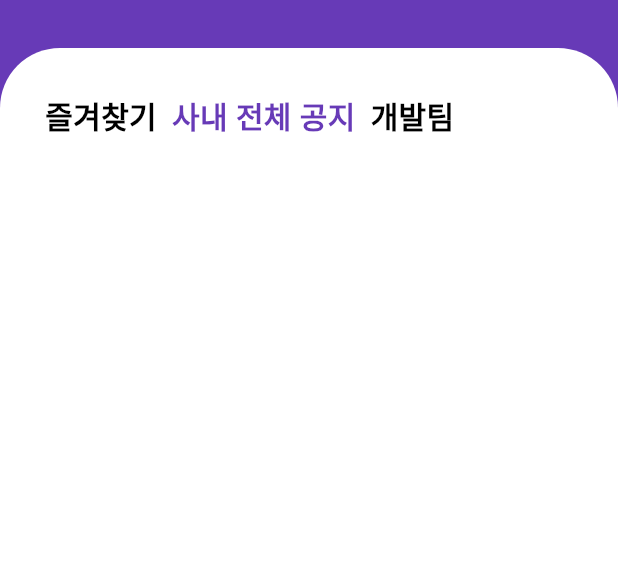
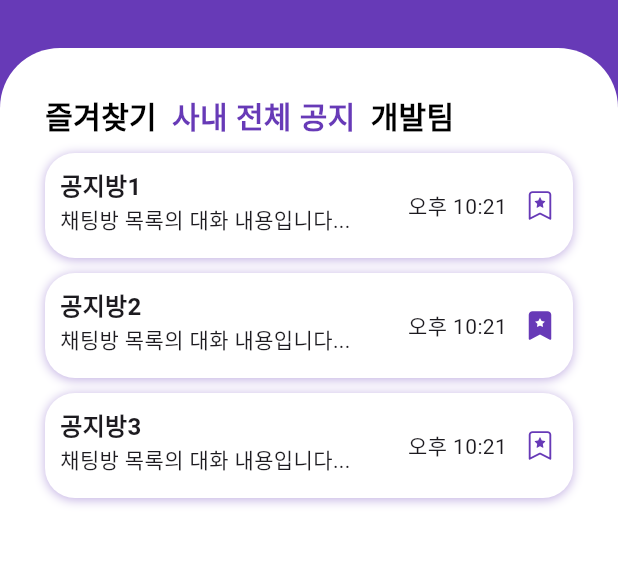
Before and after one commit to kimdo123/ConnexChat, a Flutter app: the ChatScreen screen opened directly, after a tap on "사내 전체 공지", on a phone screen of 412 x 824 dp, the part 102-668 px from its top. Run offline on Flutter 3.47's test engine with Material 3 defaults, Android fonts, the phone set to English and light mode, and no system bars; our stand-ins replace flutter_svg, shared_preferences; accounts and stored records are empty; network calls fail.

Commit message:
나가기 setstate 전

```diff
--- /dev/null
+++ b/devtools_options.yaml
@@ -0,0 +1,3 @@
+description: This file stores settings for Dart & Flutter DevTools.
+documentation: https://docs.flutter.dev/tools/devtools/extensions#configure-extension-enablement-states
+extensions:
--- a/lib/app/state.dart
+++ b/lib/app/state.dart
@@ -6,7 +6,16 @@ String token = '';
 String username = '';
 
 List<EmpListDTO> empList = [];
-List<Widget> bookmarkChatList = [];
-List<Widget> allChatList = [];
+
+Map<String, bool> allChatRoomMap = {
+  "공지방1": false,
+  "공지방2": true,
+  "공지방3": false,
+};
+
+// 전체 채팅방 (전체공지) 이름들
+late List<String>allRooms;
+
 List<Widget> developmentChatList = [];
+
 int chatInt = 0;
--- a/lib/controllers/c_user.dart
+++ b/lib/controllers/c_user.dart
@@ -64,7 +64,7 @@ class UserController {
   }
 
   static Future<bool> postCreatChat(
-    TextEditingController title,
+    String title,
     List<int> list,
     String prefsToken,
   ) async {
@@ -74,7 +74,7 @@ class UserController {
       Uri.parse('$API_URL/chatrooms/create'),
       headers: headersWithToken,
       body: jsonEncode({
-        'roomName': title.text,
+        'roomName': title,
         'participants': list,
       }),
     );
--- a/lib/views/chat/s_chat.dart
+++ b/lib/views/chat/s_chat.dart
@@ -1,4 +1,5 @@
-import 'package:connex_chat/views/chat/w_dialog.dart';
+import 'package:connex_chat/views/chat/w_create_chat_dialog.dart';
+import 'package:connex_chat/views/chat/w_edit_chat_dialog.dart';
 import 'package:flutter/cupertino.dart';
 
 import '../../app/core.dart';
@@ -17,6 +18,15 @@ class _ChatScreenState extends State<ChatScreen> {
 
   @override
   Widget build(BuildContext context) {
+    allRooms = allChatRoomMap.keys.toList();
+    // 전체 중에 즐겨찾기 된거 찾기
+    // .entries : Map에 (key,value) 하나씩 꺼내기
+    // .where : (key,value) 받아서 value 가 true인지 확인
+    // .map : true 면 key(방이름) 가져오기
+    final bookMarkRooms = allChatRoomMap.entries
+        .where((e) => e.value == true)
+        .map((e) => e.key)
+        .toList();
     return Scaffold(
       backgroundColor: Colors.deepPurple,
       body: SafeArea(
@@ -30,7 +40,7 @@ class _ChatScreenState extends State<ChatScreen> {
                   width: MediaQuery.of(context).size.width,
                   height: 100,
                   child: Padding(
-                    padding: EdgeInsetsGeometry.all(20),
+                    padding: EdgeInsets.all(20),
                     child: Row(
                       children: [
                         SizedBox(width: 10),
@@ -45,17 +55,16 @@ class _ChatScreenState extends State<ChatScreen> {
                         Expanded(child: SizedBox()),
                         GestureDetector(
                           onTap: () async {
-                            // await 해서 pop 할때 true false 값 받기
-                            result = await showDialog(
+                            // await 해서 pop 할때 넘어오는 값 받기
+                            String? result = await showDialog(
                               context: context,
-                              builder: (context) => DialogWidget(),
+                              builder: (context) => CreateChatDialogWidget(),
                             );
-                            if (result ?? false) {
-                              setState(() {
-                                // 데이터 전체를 바꾸면 새로고침 해줌.
-                                allChatList = List.from(allChatList);
-                              });
+                            if (result != null) {
+                              allChatRoomMap[result] = false;
+                              setState(() {});
                             }
+                            // TODO 채팅방 생성하기
                           },
                           child: Utils.svgFromAsset(
                             'chat_plus',
@@ -78,78 +87,45 @@ class _ChatScreenState extends State<ChatScreen> {
                     child: Align(
                       alignment: Alignment.topCenter,
                       child: Padding(
-                        padding: EdgeInsetsGeometry.all(30),
+                        padding: EdgeInsets.all(30),
                         child: Column(
                           crossAxisAlignment: CrossAxisAlignment.start,
                           children: [
                             Row(
                               spacing: 10,
                               children: [
-                                GestureDetector(
-                                  onTap: () {
-                                    setState(() {
-                                      channel = 0;
-                                    });
-                                  },
-                                  child: Text(
-                                    '즐겨찾기',
-                                    style: TextStyle(
-                                      fontWeight: FontWeight.bold,
-                                      fontSize: 20,
-                                      color: channel == 0
-                                          ? Colors.deepPurple
-                                          : Colors.black,
-                                    ),
-                                  ),
-                                ),
-                                GestureDetector(
-                                  onTap: () {
-                                    setState(() {
-                                      channel = 1;
-                                    });
-                                  },
-                                  child: Text(
-                                    '사내 전체 공지',
-                                    style: TextStyle(
-                                      fontWeight: FontWeight.bold,
-                                      fontSize: 20,
-                                      color: channel == 1
-                                          ? Colors.deepPurple
-                                          : Colors.black,
-                                    ),
-                                  ),
-                                ),
-                                GestureDetector(
-                                  onTap: () {
-                                    setState(() {
-                                      channel = 2;
-                                    });
-                                  },
-                                  child: Text(
-                                    '개발팀',
-                                    style: TextStyle(
-                                      fontWeight: FontWeight.bold,
-                                      fontSize: 20,
-                                      color: channel == 2
-                                          ? Colors.deepPurple
-                                          : Colors.black,
-                                    ),
-                                  ),
-                                ),
+                                _sectionTap(0, '즐겨찾기'),
+                                _sectionTap(1, '사내 전체 공지'),
+                                _sectionTap(2, '개발팀'),
                               ],
                             ),
                             SizedBox(
                               height: 500,
                               child: [
+                                // 즐겨찾기 채팅 방
                                 ListView.builder(
-                                  itemBuilder: (context, index) =>
-                                      bookmarkChatList[index],
-                                  itemCount: bookmarkChatList.length,
+                                  itemBuilder: (context, index) {
+                                    return ChatRoomWidget(
+                                      roomname: bookMarkRooms[index],
+                                      isBookmarked: true,
+                                      toggleBookmark: toggleBookmark,
+                                    );
+                                  },
+                                  itemCount: bookMarkRooms.length,
                                 ),
+
+                                // 전체 채팅 방
                                 ListView.builder(
-                                  itemBuilder: (context, index) =>
-                                      allChatList[index],
-                                  itemCount: allChatList.length,
+                                  itemBuilder: (context, index) {
+                                    final roomnameList = allRooms[index];
+                                    return ChatRoomWidget(
+                                      roomname: allRooms[index],
+                                      isBookmarked:
+                                          allChatRoomMap[roomnameList]!,
+                                      toggleBookmark: toggleBookmark,
+                                    );
+                                  },
+                                  itemCount: allRooms.length,
                                 ),
                                 // TODO 삭제
                                 ListView(children: developmentChatList),
@@ -168,25 +144,72 @@ class _ChatScreenState extends State<ChatScreen> {
       ),
     );
   }
+
+  Widget _sectionTap(int index, String title) {
+    return GestureDetector(
+      onTap: () {
+        setState(() {
+          channel = index;
+        });
+      },
+      child: Text(
+        title,
+        style: TextStyle(
+          fontWeight: FontWeight.bold,
+          fontSize: 20,
+          color: channel == index ? Colors.deepPurple : Colors.black,
+        ),
+      ),
+    );
+  }
+
+  void toggleBookmark(String roomname) {
+    allChatRoomMap[roomname] = !(allChatRoomMap[roomname]!);
+    setState(() {});
+  }
 }
 
-class ChatRoomWidget extends StatelessWidget {
+class ChatRoomWidget extends StatefulWidget {
   final String? roomname;
-  final VoidCallback isBookmark;
+  final bool isBookmarked;
+  final Function toggleBookmark;
 
   const ChatRoomWidget({
     super.key,
     this.roomname,
-    required this.isBookmark,
+    required this.isBookmarked,
+    required this.toggleBookmark,
   });
 
+  @override
+  State<ChatRoomWidget> createState() => _ChatRoomWidgetState();
+}
+
+class _ChatRoomWidgetState extends State<ChatRoomWidget> {
   @override
   Widget build(BuildContext context) {
     return Padding(
       padding: EdgeInsets.only(top: 10),
       child: GestureDetector(
+        // 채팅방 수정
+        onLongPress: () async {
+          log('채팅방 수정');
+          final bool? isEdited = await showDialog(
+            context: context,
+            builder: (context) => EditChatDialogWidget(
+              roomname: widget.roomname ?? '채팅방 이름',
+            ),
+          );
+          if (isEdited != null && isEdited) {
+            allChatRoomMap.remove(widget.roomname);
+            Navigator.pop(context);
+          } else {
+            log('채팅방이 삭제되지 않음');
+          }
+        },
+        // 채팅방 들어가기
         onTap: () {
-          // TODO API 채팅방
+          // TODO API 채팅방 입장
           log('채팅방 들어가기');
           Navigator.pushNamed(context, '/chatting_room');
         },
@@ -210,30 +233,29 @@ class ChatRoomWidget extends StatelessWidget {
                 Column(
                   crossAxisAlignment: CrossAxisAlignment.start,
                   children: [
-                    // TODO API 채팅방 이름
                     Text(
-                      roomname ?? '채팅방 이름',
+                      widget.roomname ?? '채팅방 이름',
                       style: TextStyle(
                         fontWeight: FontWeight.bold,
                         fontSize: 16,
                       ),
                     ),
-                    // TODO API 채팅방 대화 목록
                     Text('채팅방 목록의 대화 내용입니다...'),
                   ],
                 ),
                 Spacer(),
-                // TODO API 시간
                 Text('오후 10:21'),
                 SizedBox(width: 10),
                 GestureDetector(
                   onTap: () {
-                    isBookmark();
-                    bookmarkChatList.add(allChatList[index]);
                     log('즐겨찾기');
+                    widget.toggleBookmark(widget.roomname);
+                    setState(() {});
                   },
                   child: Utils.svgFromAsset(
-                    'bookmark_outline',
+                    widget.isBookmarked == true
+                        ? 'bookmark_fill'
+                        : 'bookmark_outline',
                     24,
                     Colors.deepPurple,
                   ),
--- a/lib/views/common/w_bottom_navi.dart
+++ b/lib/views/common/w_bottom_navi.dart
@@ -30,7 +30,7 @@ class _BottomNaviState extends State<BottomNavi> {
         children: _page,
       ),
       bottomNavigationBar: Padding(
-        padding: EdgeInsetsGeometry.all(20),
+        padding: EdgeInsets.all(20),
         child: Container(
           decoration: BoxDecoration(
               boxShadow: [
--- a/lib/views/entry/s_login.dart
+++ b/lib/views/entry/s_login.dart
@@ -51,7 +51,7 @@ class _LoginScreenState extends State<LoginScreen> {
           SizedBox(
             height: 250,
             child: Padding(
-              padding: EdgeInsetsGeometry.fromLTRB(20, 50, 20, 0),
+              padding: EdgeInsets.fromLTRB(20, 50, 20, 0),
               child: Column(
                 crossAxisAlignment: CrossAxisAlignment.start,
                 children: [
@@ -98,7 +98,7 @@ class _LoginScreenState extends State<LoginScreen> {
               ),
               child: SingleChildScrollView(
                 child: Padding(
-                  padding: EdgeInsetsGeometry.fromLTRB(30, 30, 30, 0),
+                  padding: EdgeInsets.fromLTRB(30, 30, 30, 0),
                   child: Form(
                     key: formKey,
                     child: Column(
```
Also changed, not shown: lib/views/chat/w_create_chat_dialog.dart (renamed from lib/views/chat/w_dialog.dart, +18 -20 lines), lib/views/chat/w_edit_chat_dialog.dart (added, +106 -0 lines), lib/views/home/s_home.dart (+6 -5 lines).
